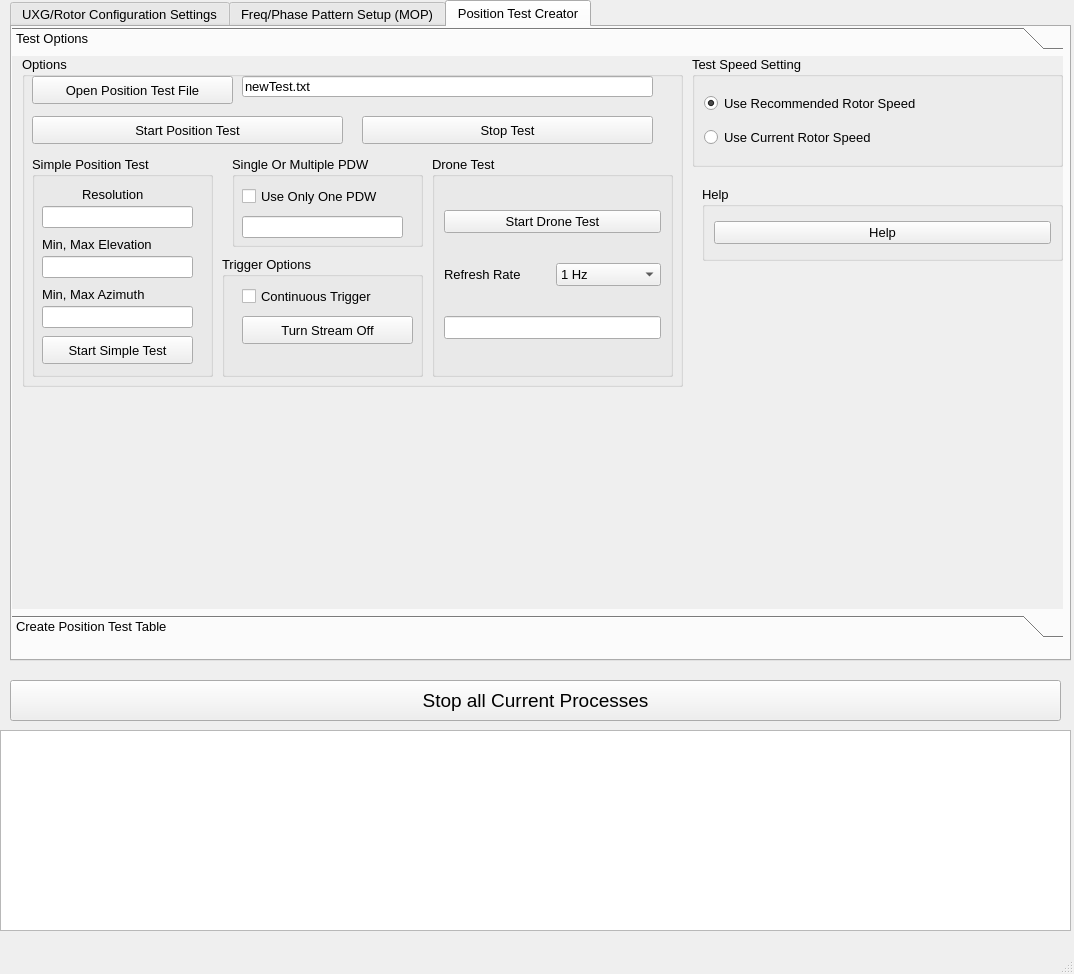
Above: UXG/mainwindow.ui from jonk4m/UXG before the change. Below: the same form after it.
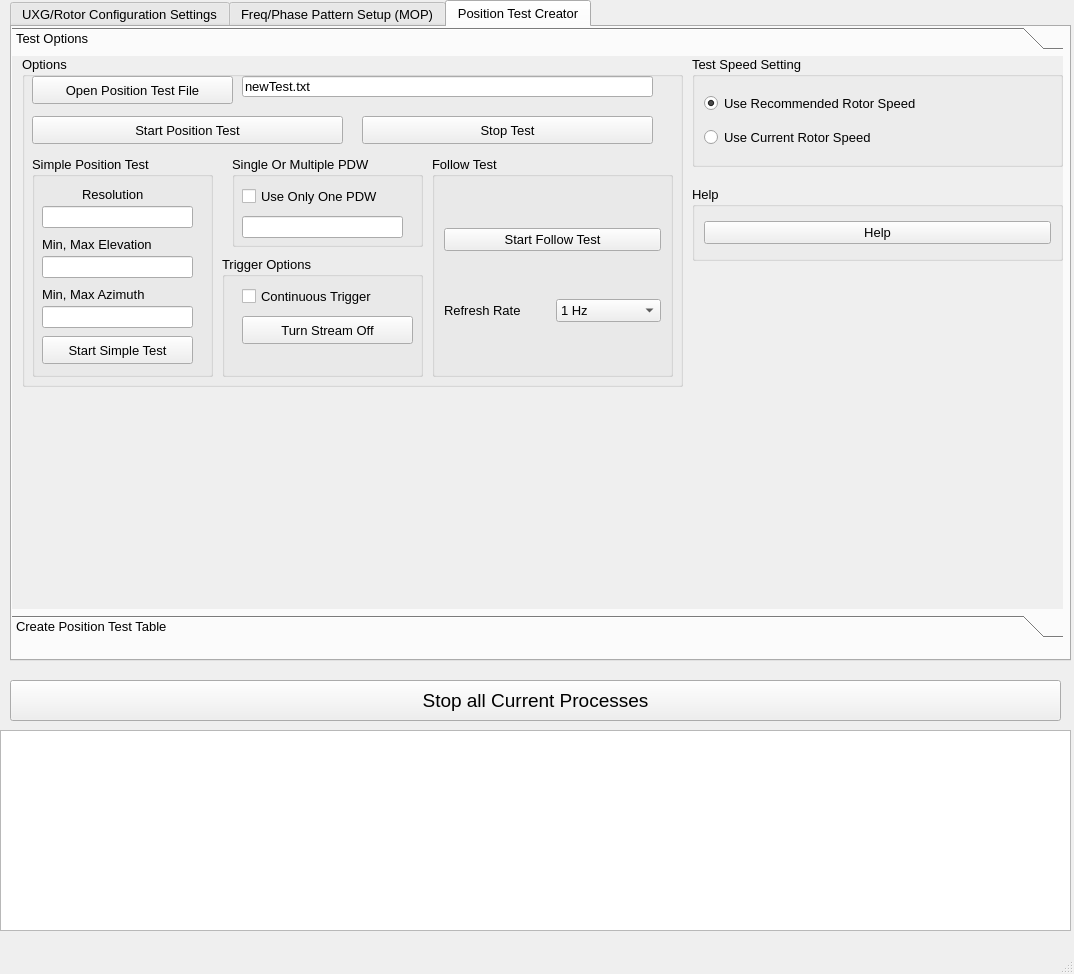
That is the form after the change. The open tabs and pages were chosen to show the change.

Patch:
```diff
--- a/UXG/mainwindow.ui
+++ b/UXG/mainwindow.ui
@@ -5993,9 +5993,19 @@
           </rect>
          </property>
          <property name="title">
-          <string>Drone Test</string>
+          <string>Follow Test</string>
          </property>
          <layout class="QGridLayout" name="gridLayout_8">
+          <item row="0" column="0" colspan="2">
+           <widget class="QPushButton" name="startDroneTestPushButton">
+            <property name="toolTip">
+             <string>&lt;html&gt;&lt;head/&gt;&lt;body&gt;&lt;p&gt;Starts a drone test that takes in UDP azimuth and elevation values to move the rotor&lt;/p&gt;&lt;/body&gt;&lt;/html&gt;</string>
+            </property>
+            <property name="text">
+             <string>Start Follow Test</string>
+            </property>
+           </widget>
+          </item>
           <item row="1" column="1">
            <widget class="QComboBox" name="refreshRateComboBox">
             <property name="toolTip">
@@ -6025,19 +6035,6 @@
             </property>
            </widget>
           </item>
-          <item row="0" column="0" colspan="2">
-           <widget class="QPushButton" name="startDroneTestPushButton">
-            <property name="toolTip">
-             <string>&lt;html&gt;&lt;head/&gt;&lt;body&gt;&lt;p&gt;Starts a drone test that takes in UDP azimuth and elevation values to move the rotor&lt;/p&gt;&lt;/body&gt;&lt;/html&gt;</string>
-            </property>
-            <property name="text">
-             <string>Start Drone Test</string>
-            </property>
-           </widget>
-          </item>
-          <item row="2" column="0" colspan="2">
-           <widget class="QLineEdit" name="UDPIPPortLineEdit"/>
-          </item>
          </layout>
         </widget>
         <widget class="QPushButton" name="startPositionTestPushButton">
@@ -6098,9 +6095,9 @@
        <widget class="QGroupBox" name="groupBox_6">
         <property name="geometry">
          <rect>
-          <x>690</x>
+          <x>680</x>
           <y>130</y>
-          <width>361</width>
+          <width>371</width>
           <height>75</height>
          </rect>
         </property>
```
Left out of the diff: 10 changed lines with no effect on the pictures.
